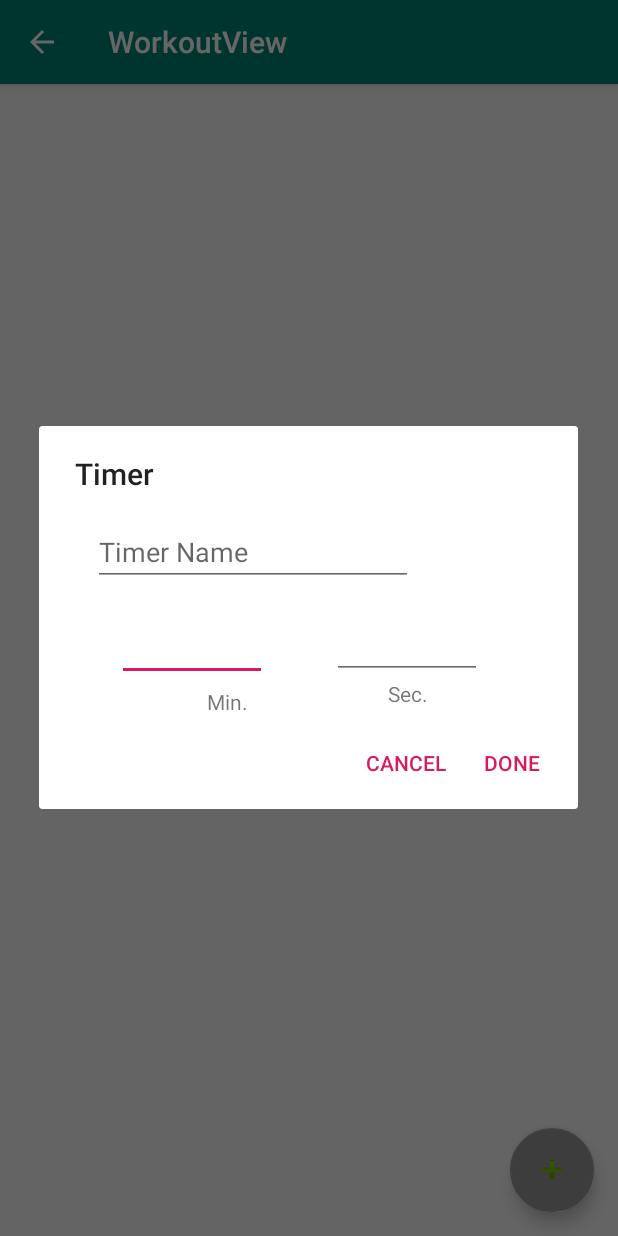
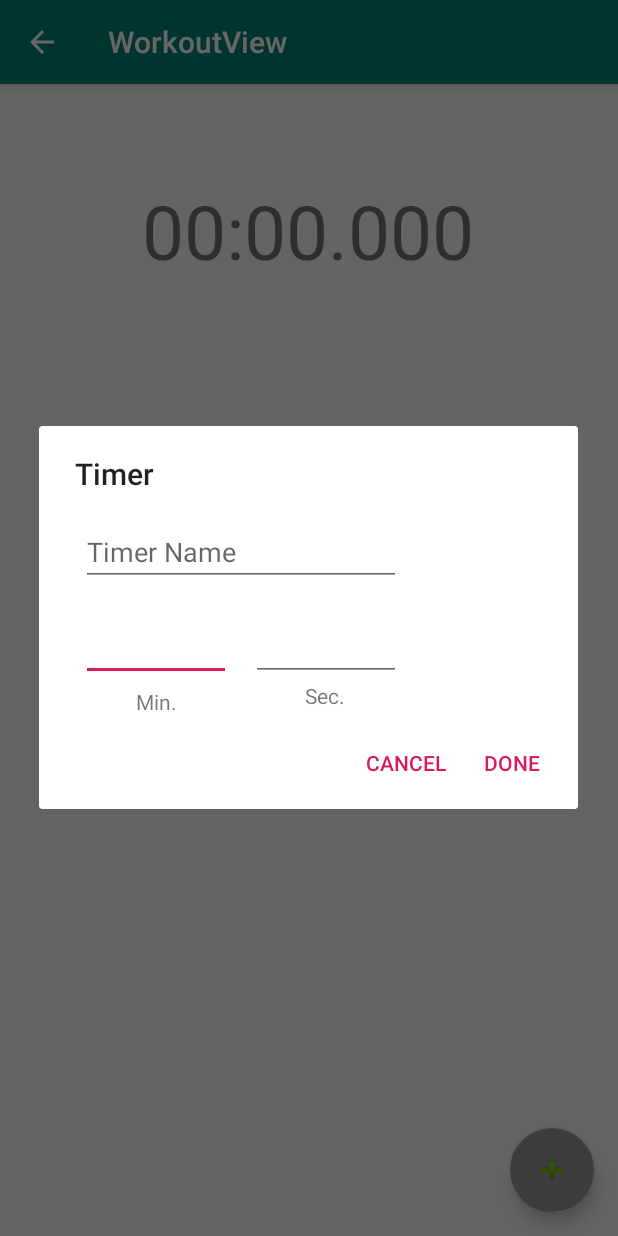
Before and after one commit to winther32/Interval_Timer_App, an Android app: the WorkoutView screen opened directly, with no data from a screen before it, after a tap on an icon or button, on a phone screen of 412 x 824 dp. Run offline under Robolectric (Android 15) with nearby library versions, the phone set to English and light mode, and no system bars.

Commit message:
Create Timer obj and display

```diff
--- a/app/src/main/java/com/example/intervaltimer/Workout.java
+++ b/app/src/main/java/com/example/intervaltimer/Workout.java
@@ -6,13 +6,37 @@ import java.util.ArrayList;
 // Made up of Sets and timers
 public class Workout {
     // Set group;
-    ArrayList<TimeUnit> timerList;
+    //ArrayList<TimeUnit> masterList; // Contains (S)sets and timers
+
+    // For early dev only using timers. (S)sets not implemented
+    protected ArrayList<Timer> timerList; // iterable list of only timers
+    int position = 0;
+
+    //Constructors
+    public Workout() {
+        timerList = new ArrayList<>();
+    }
 
     //Methods
+    public void add(Timer unit) {
+        timerList.add(unit);
+    }
 
-//    // Takes in the workout with all superset, set and timer info
-//    // Produces an array of timers objs to run and display.
-//    public ArrayList<Timer> createTimerRunOrder(ArrayList<TimeUnit> workout) {
-//
-//    }
+    public void next() {
+        // Check to ensure use of next() will not create out of range index
+        if (position < (timerList.size()-1)) {
+            position++;
+        }
+    }
+
+    public Timer currentTimer() {
+        // Good idea to have a check like below
+        //assert (0 <= position && position < masterList.size());
+        return timerList.get(position);
+    }
+
+    public TimeUnit get(int index) {
+        //TODO: assert that index in range of masterList
+        return timerList.get(index);
+    }
 }
--- a/app/src/main/java/com/example/intervaltimer/WorkoutView.java
+++ b/app/src/main/java/com/example/intervaltimer/WorkoutView.java
@@ -14,7 +14,8 @@ import android.widget.TextView;
 
 public class WorkoutView extends AppCompatActivity implements NewTimerDialog.NewTimerDialogListener {
 
-    TextView tempTimerName;
+    TextView currentTimer, currentName;
+    Workout workout;
 
     @Override
     protected void onCreate(Bundle savedInstanceState) {
@@ -27,7 +28,12 @@ public class WorkoutView extends AppCompatActivity implements NewTimerDialog.New
         // Enable the Up button
         ab.setDisplayHomeAsUpEnabled(true);
 
-        tempTimerName = findViewById(R.id.topTimerName);
+        currentTimer = findViewById(R.id.topTimerDisplay);
+        currentName = findViewById(R.id.currentName);
+
+        // For New assuming only new workouts.
+        // TODO: expand to accept saved workouts
+        workout = new Workout();
 
         FloatingActionButton newTimer = findViewById(R.id.newTimer);
         newTimer.setOnClickListener(new View.OnClickListener() {
@@ -46,7 +52,21 @@ public class WorkoutView extends AppCompatActivity implements NewTimerDialog.New
     }
 
     @Override
-    public void applyTexts(String name, String minutes, String seconds) {
-        tempTimerName.setText(name + " " + minutes + ":" + seconds);
+    public void applyTexts(String name, int minutes, int seconds) {
+        // First need to make a new timer obj. and add to workout
+
+        //workout.add(newTimer);
+//        // Update the Display based on workout list
+//
+    }
+
+    public void addTimer(Timer timer) {
+        // Add timer to workout list
+        workout.add(timer);
+        // Display current timer in list
+        Timer timerNow = workout.currentTimer();
+        currentTimer.setText("" + String.format("%02d", timerNow.Minutes) + ":" + String.format("%02d",timerNow.Seconds) + ".000");
+        currentName.setText(timerNow.Name);
+
     }
 }
--- a/app/src/main/res/layout/activity_workout_view.xml
+++ b/app/src/main/res/layout/activity_workout_view.xml
@@ -31,11 +31,4 @@
         app:backgroundTint="#989898"
         app:srcCompat="@android:drawable/ic_input_add" />
 
-    <TextView
-        android:id="@+id/topTimerName"
-        android:layout_width="wrap_content"
-        android:layout_height="wrap_content"
-        android:text="Default 1"
-        android:layout_gravity="center"/>
-
 </androidx.coordinatorlayout.widget.CoordinatorLayout>
--- a/app/src/main/res/layout/content_workout_view.xml
+++ b/app/src/main/res/layout/content_workout_view.xml
@@ -1,6 +1,29 @@
 <?xml version="1.0" encoding="utf-8"?>
 <androidx.constraintlayout.widget.ConstraintLayout xmlns:android="http://schemas.android.com/apk/res/android"
     xmlns:app="http://schemas.android.com/apk/res-auto"
+    xmlns:tools="http://schemas.android.com/tools"
     android:layout_width="match_parent"
     android:layout_height="match_parent"
-    app:layout_behavior="@string/appbar_scrolling_view_behavior"></androidx.constraintlayout.widget.ConstraintLayout>
+    app:layout_behavior="@string/appbar_scrolling_view_behavior">
+
+    <TextView
+        android:id="@+id/topTimerDisplay"
+        android:layout_width="wrap_content"
+        android:layout_height="wrap_content"
+        android:layout_marginTop="64dp"
+        android:text="00:00.000"
+        android:textSize="50sp"
+        app:layout_constraintEnd_toEndOf="parent"
+        app:layout_constraintHorizontal_bias="0.498"
+        app:layout_constraintStart_toStartOf="parent"
+        app:layout_constraintTop_toTopOf="parent" />
+
+    <TextView
+        android:id="@+id/currentName"
+        android:layout_width="wrap_content"
+        android:layout_height="wrap_content"
+        android:textSize="24sp"
+        app:layout_constraintBottom_toTopOf="@+id/topTimerDisplay"
+        app:layout_constraintStart_toStartOf="@+id/topTimerDisplay"
+        tools:text="Test" />
+</androidx.constraintlayout.widget.ConstraintLayout>
--- a/app/src/main/res/layout/layout_timer_creation.xml
+++ b/app/src/main/res/layout/layout_timer_creation.xml
@@ -9,55 +9,50 @@
         android:id="@+id/inMin"
         android:layout_width="100dp"
         android:layout_height="43dp"
-        android:layout_marginStart="52dp"
-        android:layout_marginLeft="52dp"
         android:layout_marginTop="20dp"
         android:ems="10"
         android:inputType="number"
         app:layout_constraintEnd_toStartOf="@+id/inSec"
         app:layout_constraintHorizontal_bias="0.0"
-        app:layout_constraintStart_toStartOf="parent"
+        app:layout_constraintStart_toStartOf="@+id/inWorkoutName"
         app:layout_constraintTop_toBottomOf="@+id/inWorkoutName" />
 
     <EditText
         android:id="@+id/inSec"
         android:layout_width="100dp"
-        android:layout_height="42dp"
+        android:layout_height="43dp"
         android:layout_marginTop="20dp"
-        android:layout_marginEnd="64dp"
-        android:layout_marginRight="64dp"
         android:ems="10"
         android:inputType="number"
-        app:layout_constraintEnd_toEndOf="parent"
+        app:layout_constraintEnd_toEndOf="@+id/inWorkoutName"
         app:layout_constraintTop_toBottomOf="@+id/inWorkoutName" />
 
     <TextView
         android:id="@+id/minLabel"
         android:layout_width="wrap_content"
         android:layout_height="wrap_content"
-        android:layout_marginStart="112dp"
-        android:layout_marginLeft="112dp"
         android:layout_marginTop="4dp"
         android:text="Min."
-        app:layout_constraintStart_toStartOf="parent"
+        app:layout_constraintEnd_toEndOf="@+id/inMin"
+        app:layout_constraintStart_toStartOf="@+id/inMin"
         app:layout_constraintTop_toBottomOf="@+id/inMin" />
 
     <TextView
         android:id="@+id/secLabel"
         android:layout_width="wrap_content"
         android:layout_height="wrap_content"
-        android:layout_marginEnd="100dp"
-        android:layout_marginRight="100dp"
         android:text="Sec."
-        app:layout_constraintEnd_toEndOf="parent"
+        app:layout_constraintEnd_toEndOf="@+id/inSec"
+        app:layout_constraintHorizontal_bias="0.493"
+        app:layout_constraintStart_toStartOf="@+id/inSec"
         app:layout_constraintTop_toBottomOf="@+id/inSec" />
 
     <EditText
         android:id="@+id/inWorkoutName"
         android:layout_width="wrap_content"
         android:layout_height="wrap_content"
-        android:layout_marginStart="36dp"
-        android:layout_marginLeft="36dp"
+        android:layout_marginStart="28dp"
+        android:layout_marginLeft="28dp"
         android:layout_marginTop="16dp"
         android:ems="10"
         android:hint="Timer Name"
```
Also changed, not shown: app/src/main/java/com/example/intervaltimer/NewTimerDialog.java (+16 -2 lines).
